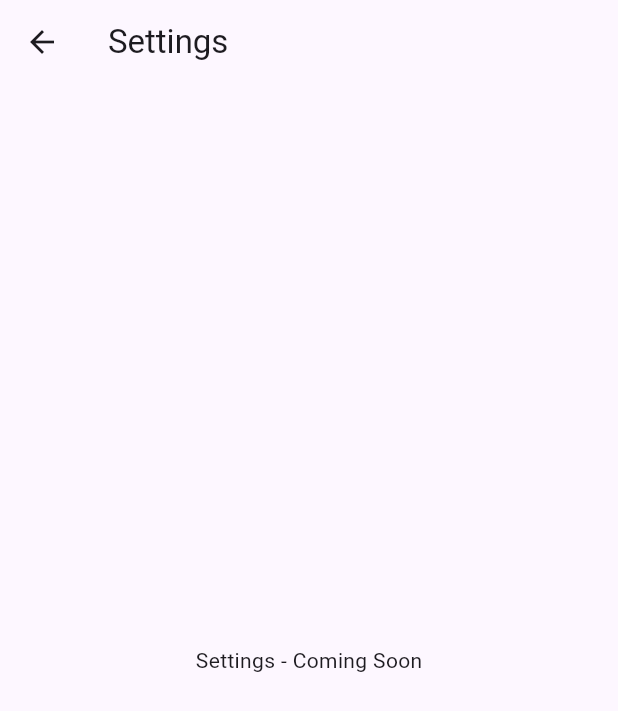
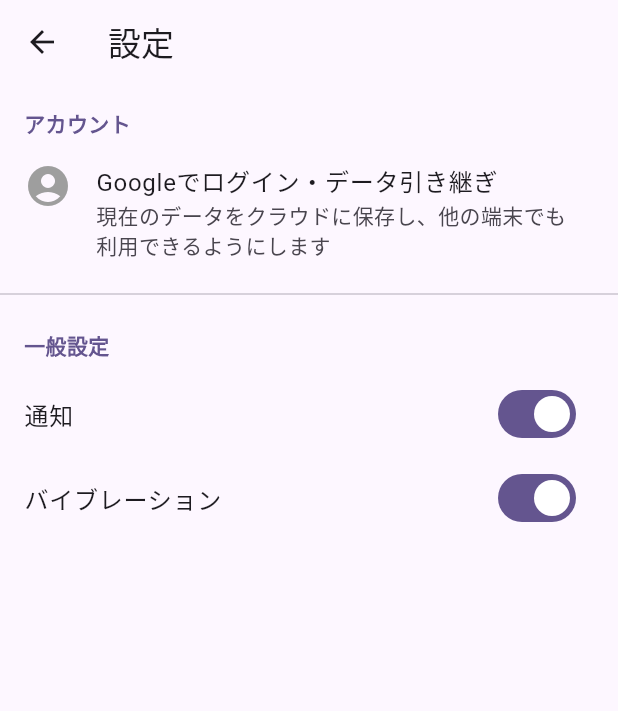
Before and after one commit to appiro/-page, a Flutter app: the screen it shows after launch, after a tap on the "settings" icon, on a phone screen of 412 x 824 dp. Shown: the top 711 px of the screen. Run offline on Flutter 3.47's test engine with Material 3 defaults, Android fonts, the phone set to English and light mode, and no system bars; our stand-ins replace cloud_firestore, drift, firebase_auth, firebase_core, fl_chart, flutter_local_notifications and 2 more; accounts and stored records are empty; generated files the repository leaves out were written again.

Commit message:
fit_app Auth end

```diff
--- a/lib/main.dart
+++ b/lib/main.dart
@@ -71,6 +71,7 @@ class MyApp extends StatelessWidget {
         ChangeNotifierProvider<AuthProvider>(
           create: (context) => AuthProvider(
             context.read<AuthService>(),
+            localDatabase: context.read<LocalDatabase>(),
           ),
         ),
       ],
--- a/lib/repositories/fit_repository.dart
+++ b/lib/repositories/fit_repository.dart
@@ -21,6 +21,7 @@ abstract class FitRepository {
   Future<List<Workout>> getWorkoutsForWeek(String uid, List<String> dateKeys);
   Future<List<String>> getDistinctWorkoutTitles(String uid);
   Future<List<Workout>> searchWorkoutsByTitle(String uid, String titleQuery);
+  Future<List<Workout>> getAllWorkouts(String uid); // For Data Migration
   Future<List<Map<String, dynamic>>> getLastRecordForExercise(String uid, String exerciseId, String beforeDateKey);
   Future<List<Map<String, dynamic>>> getExerciseHistory(String uid, String exerciseId);
 
@@ -46,5 +47,6 @@ abstract class FitRepository {
   Future<void> deleteBodyCompositionEntry(String uid, String entryId);
   Future<BodyCompositionEntry?> getBodyCompositionByDate(String uid, String dateKey);
   Future<List<BodyCompositionEntry>> getBodyCompositionHistory(String uid, DateTime startDate, DateTime endDate);
+  Future<List<BodyCompositionEntry>> getAllBodyCompositionEntries(String uid); // For Data Migration
   Stream<List<BodyCompositionEntry>> getBodyCompositionStream(String uid);
 }
--- a/lib/screens/settings_screen.dart
+++ b/lib/screens/settings_screen.dart
@@ -1,16 +1,128 @@
 import 'package:flutter/material.dart';
+import 'package:provider/provider.dart';
+import '../providers/auth_provider.dart';
+import '../providers/economy_provider.dart';
 
 class SettingsScreen extends StatelessWidget {
   const SettingsScreen({super.key});
 
   @override
   Widget build(BuildContext context) {
+    final auth = context.watch<AuthProvider>();
+    final economy = context.watch<EconomyProvider>();
+    final profile = economy.userProfile;
+
     return Scaffold(
       appBar: AppBar(
-        title: const Text('Settings'),
+        title: const Text('設定'),
       ),
-      body: const Center(
-        child: Text('Settings - Coming Soon'),
+      body: auth.isLoading
+          ? const Center(child: CircularProgressIndicator())
+          : ListView(
+              children: [
+                _buildSectionHeader(context, 'アカウント'),
+                if (!auth.isAuthenticated)
+                  ListTile(
+                    leading: const Icon(Icons.account_circle, size: 32, color: Colors.grey),
+                    title: const Text('Googleでログイン・データ引き継ぎ'),
+                    subtitle: const Text('現在のデータをクラウドに保存し、他の端末でも利用できるようにします'),
+                    isThreeLine: true,
+                    onTap: () async {
+                      final success = await auth.signInWithGoogle();
+                      if (context.mounted) {
+                        if (success) {
+                          ScaffoldMessenger.of(context).showSnackBar(
+                            const SnackBar(content: Text('ログインしました')),
+                          );
+                        } else if (auth.errorMessage != null) {
+                          ScaffoldMessenger.of(context).showSnackBar(
+                            SnackBar(
+                              content: Text('ログインエラー: ${auth.errorMessage}'),
+                              backgroundColor: Colors.red,
+                            ),
+                          );
+                        }
+                      }
+                    },
+                  )
+                else ...[
+                  ListTile(
+                    leading: CircleAvatar(
+                      backgroundImage: auth.user?.photoURL != null ? NetworkImage(auth.user!.photoURL!) : null,
+                      child: auth.user?.photoURL == null ? const Icon(Icons.person) : null,
+                    ),
+                    title: Text(auth.user?.displayName ?? 'ユーザー'),
+                    subtitle: Text(auth.user?.email ?? ''),
+                    trailing: OutlinedButton(
+                      child: const Text('ログアウト'),
+                      onPressed: () async {
+                        await auth.signOut();
+                      },
+                    ),
+                  ),
+                  ListTile(
+                    leading: const Icon(Icons.cloud_upload_outlined),
+                    title: const Text('ゲストデータを引き継ぐ'),
+                    subtitle: const Text('端末内のデータを現在のアカウントにコピーします'),
+                    onTap: () async {
+                      final confirm = await showDialog<bool>(
+                        context: context,
+                        builder: (c) => AlertDialog(
+                          title: const Text('データの引き継ぎ'),
+                          content: const Text('現在端末に残っているデータ（ワークアウト履歴など）を、ログイン中のアカウントにコピーします。\n\n※既にデータがある場合、実行するとデータが重複する可能性があります。'),
+                          actions: [
+                            TextButton(child: const Text('キャンセル'), onPressed: () => Navigator.pop(c, false)),
+                            TextButton(child: const Text('実行'), onPressed: () => Navigator.pop(c, true)),
+                          ],
+                        ),
+                      );
+
+                      if (confirm == true && context.mounted) {
+                        final success = await auth.syncLocalDataToCloud();
+                        if (context.mounted) {
+                          ScaffoldMessenger.of(context).showSnackBar(
+                            SnackBar(
+                              content: Text(success ? 'データを引き継ぎました' : 'エラーが発生しました: ${auth.errorMessage}'),
+                            ),
+                          );
+                        }
+                      }
+                    },
+                  ),
+                ],
+
+                const Divider(),
+                _buildSectionHeader(context, '一般設定'),
+
+                SwitchListTile(
+                   title: const Text('通知'),
+                   value: profile?.notificationsOn ?? true,
+                   onChanged: (val) {
+                      economy.updateSettings({'notificationsOn': val});
+                   },
+                ),
+                 SwitchListTile(
+                   title: const Text('バイブレーション'),
+                   value: profile?.vibrationOn ?? true,
+                   onChanged: (val) {
+                      economy.updateSettings({'vibrationOn': val});
+                   },
+                ),
+              ],
+            ),
+    );
+  }
+
+  Widget _buildSectionHeader(BuildContext context, String title) {
+    return Padding(
+      padding: const EdgeInsets.fromLTRB(16, 16, 16, 8),
+      child: Text(
+        title,
+        style: TextStyle(
+          color: Theme.of(context).colorScheme.primary,
+          fontWeight: FontWeight.bold,
+          fontSize: 14,
+        ),
       ),
     );
   }
--- a/lib/services/auth_service.dart
+++ b/lib/services/auth_service.dart
@@ -44,8 +44,11 @@ class AuthService {
 
       return userCredential;
     } on FirebaseAuthException catch (e) {
+      print('FirebaseAuthException: ${e.code} - ${e.message}');
       throw _handleAuthException(e);
-    } catch (e) {
+    } catch (e, stack) {
+      print('Google Sign In Error: $e');
+      print(stack);
       throw Exception('Sign in failed: ${e.toString()}');
     }
   }
```
Also changed, not shown: lib/providers/auth_provider.dart (+80 -1 lines), lib/repositories/firestore_repository.dart (+10 -0 lines), lib/repositories/local_repository.dart (+23 -0 lines), 3 other files.
